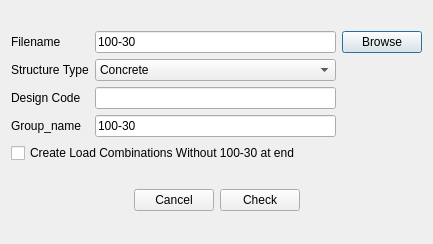
Before: the Qt Designer form widgets/control/columns_100_30.ui in ebrahimraeyat/civilTools, drawn with Qt 5.
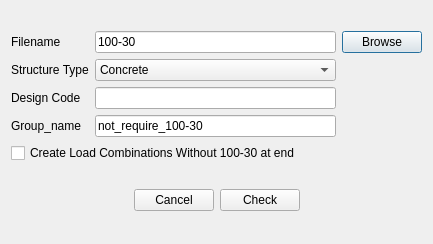
After: the same form once the commit is applied. Icons and pictures are not drawn.

Commit message: Add earthquake with eccentricity in 100-30 check

The edit to the form file:
```diff
--- a/widgets/control/columns_100_30.ui
+++ b/widgets/control/columns_100_30.ui
@@ -88,7 +88,7 @@
      <item row="3" column="1">
       <widget class="QLineEdit" name="group_name">
        <property name="text">
-        <string>100-30</string>
+        <string>not_require_100-30</string>
        </property>
       </widget>
      </item>
```
The commit also changes 2 other files.
